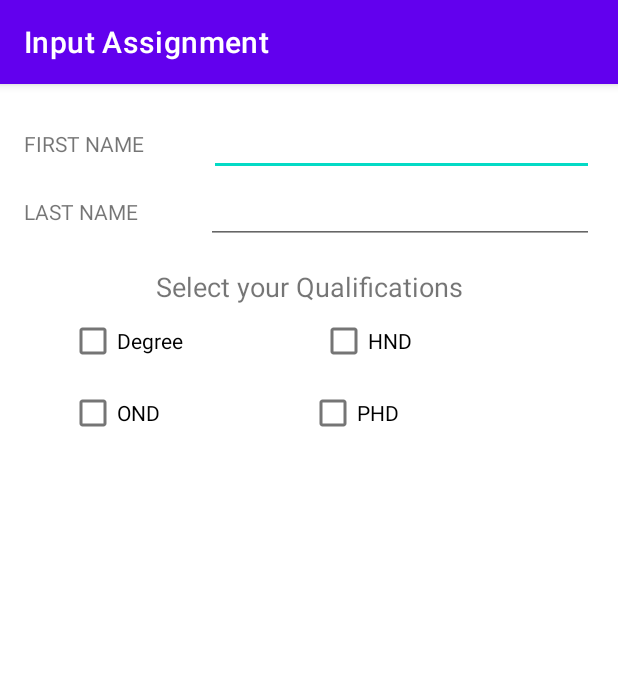
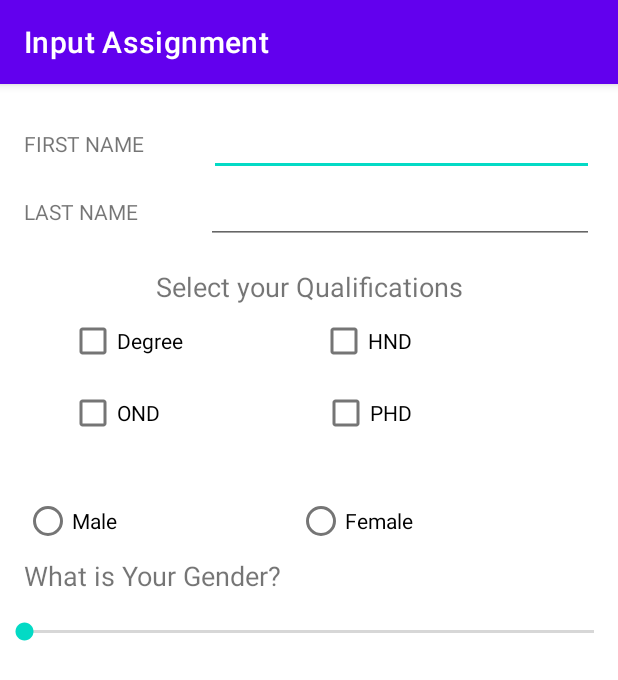
Before and after one commit to KramStyles/ddt1, an Android app: the input_assignment screen opened directly, with no data from a screen before it, on a phone screen of 412 x 824 dp. Shown: the top 680 px of the screen. Run offline under Robolectric (Android 15) with nearby library versions, the phone set to English and light mode, and no system bars.

Commit message:
added radio buton

```diff
--- a/app/src/main/res/layout/activity_input_assignment.xml
+++ b/app/src/main/res/layout/activity_input_assignment.xml
@@ -66,6 +66,7 @@
     </LinearLayout>
 
     <LinearLayout
+        android:id="@+id/linearLayout6"
         android:layout_width="match_parent"
         android:layout_height="wrap_content"
         android:layout_marginStart="16dp"
@@ -125,10 +126,63 @@
                 android:id="@+id/checkBox1"
                 android:layout_width="wrap_content"
                 android:layout_height="wrap_content"
+                android:layout_marginLeft="17dp"
                 android:layout_weight="1"
                 android:text="PHD" />
         </LinearLayout>
 
     </LinearLayout>
 
+    <LinearLayout
+        android:id="@+id/linearLayout7"
+        android:layout_width="match_parent"
+        android:layout_height="wrap_content"
+        android:layout_marginStart="16dp"
+        android:layout_marginTop="24dp"
+        android:layout_marginEnd="16dp"
+        android:gravity="center"
+        android:orientation="vertical"
+        app:layout_constraintEnd_toEndOf="parent"
+        app:layout_constraintStart_toStartOf="parent"
+        app:layout_constraintTop_toBottomOf="@+id/linearLayout6">
+
+        <LinearLayout
+            android:layout_width="match_parent"
+            android:layout_height="match_parent"
+            android:orientation="horizontal">
+
+            <RadioButton
+                android:id="@+id/rad2"
+                android:layout_width="wrap_content"
+                android:layout_height="wrap_content"
+                android:layout_weight="1"
+                android:text="Male" />
+
+            <RadioButton
+                android:id="@+id/rad"
+                android:layout_width="wrap_content"
+                android:layout_height="wrap_content"
+                android:layout_weight="1"
+                android:text="Female" />
+        </LinearLayout>
+
+        <TextView
+            android:id="@+id/lblgrad"
+            android:layout_width="match_parent"
+            android:layout_height="wrap_content"
+            android:text="What is Your Gender?"
+            android:textSize="18sp" />
+
+
+    </LinearLayout>
+
+    <SeekBar
+        android:id="@+id/seekBar"
+        android:layout_width="match_parent"
+        android:layout_height="wrap_content"
+        android:layout_marginTop="16dp"
+        app:layout_constraintEnd_toEndOf="parent"
+        app:layout_constraintStart_toStartOf="parent"
+        app:layout_constraintTop_toBottomOf="@+id/linearLayout7" />
+
 </androidx.constraintlayout.widget.ConstraintLayout>
```
